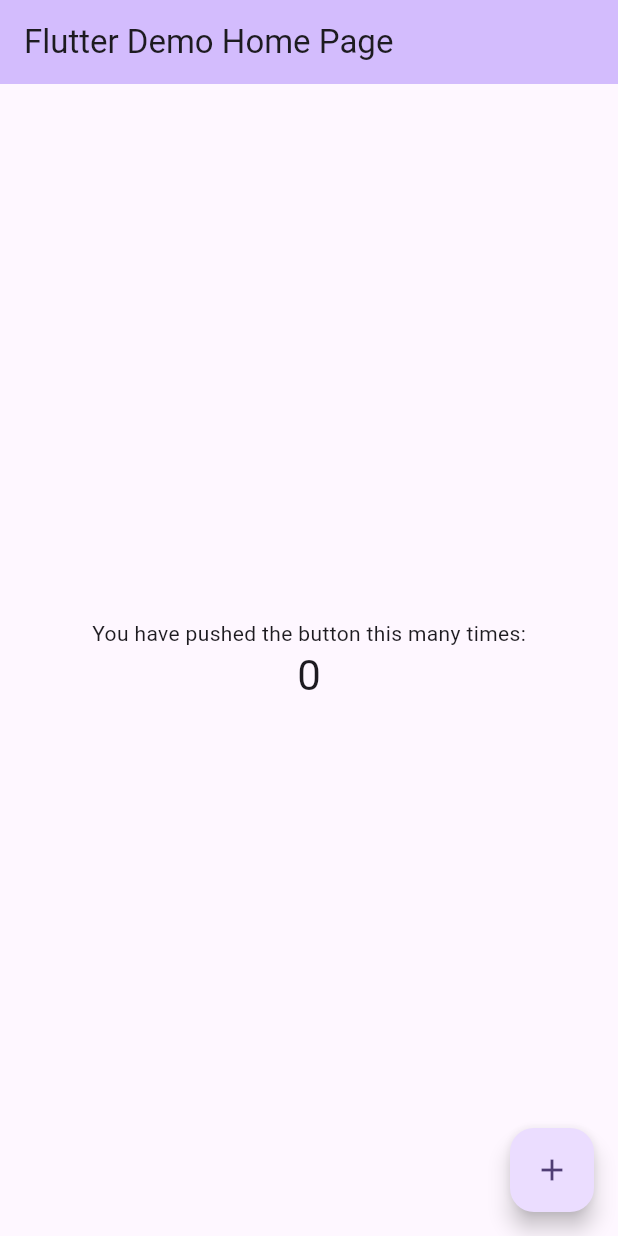
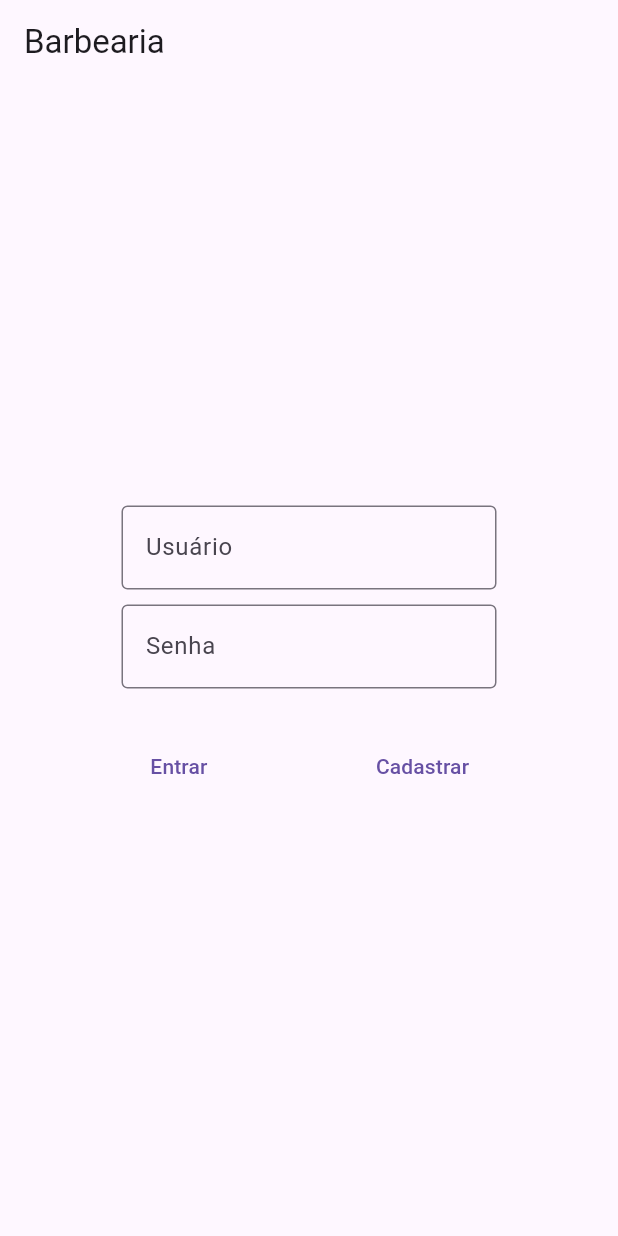
Before and after one commit to elisiosantos/Barbearia---Flutter, a Flutter app: the screen it shows after launch, on a phone screen of 412 x 824 dp. Run offline on Flutter 3.47's test engine with Material 3 defaults, Android fonts, the phone set to English and light mode, and no system bars.

Commit message:
Pagian login completa e home

```diff
--- a/lib/main.dart
+++ b/lib/main.dart
@@ -1,125 +1,74 @@
+import 'package:barbearia/Home.dart';
 import 'package:flutter/material.dart';
+ // Importe sua página home.dart
 
-void main() {
-  runApp(const MyApp());
-}
+void main() => runApp(MyApp());
 
 class MyApp extends StatelessWidget {
-  const MyApp({super.key});
-
-  // This widget is the root of your application.
   @override
   Widget build(BuildContext context) {
     return MaterialApp(
-      title: 'Flutter Demo',
-      theme: ThemeData(
-        // This is the theme of your application.
-        //
-        // TRY THIS: Try running your application with "flutter run". You'll see
-        // the application has a purple toolbar. Then, without quitting the app,
-        // try changing the seedColor in the colorScheme below to Colors.green
-        // and then invoke "hot reload" (save your changes or press the "hot
-        // reload" button in a Flutter-supported IDE, or press "r" if you used
-        // the command line to start the app).
-        //
-        // Notice that the counter didn't reset back to zero; the application
-        // state is not lost during the reload. To reset the state, use hot
-        // restart instead.
-        //
-        // This works for code too, not just values: Most code changes can be
-        // tested with just a hot reload.
-        colorScheme: ColorScheme.fromSeed(seedColor: Colors.deepPurple),
-        useMaterial3: true,
-      ),
-      home: const MyHomePage(title: 'Flutter Demo Home Page'),
+      home: LoginScreen(),
     );
   }
 }
 
-class MyHomePage extends StatefulWidget {
-  const MyHomePage({super.key, required this.title});
-
-  // This widget is the home page of your application. It is stateful, meaning
-  // that it has a State object (defined below) that contains fields that affect
-  // how it looks.
-
-  // This class is the configuration for the state. It holds the values (in this
-  // case the title) provided by the parent (in this case the App widget) and
-  // used by the build method of the State. Fields in a Widget subclass are
-  // always marked "final".
-
-  final String title;
-
-  @override
-  State<MyHomePage> createState() => _MyHomePageState();
-}
-
-class _MyHomePageState extends State<MyHomePage> {
-  int _counter = 0;
-
-  void _incrementCounter() {
-    setState(() {
-      // This call to setState tells the Flutter framework that something has
-      // changed in this State, which causes it to rerun the build method below
-      // so that the display can reflect the updated values. If we changed
-      // _counter without calling setState(), then the build method would not be
-      // called again, and so nothing would appear to happen.
-      _counter++;
-    });
-  }
-
+class LoginScreen extends StatelessWidget {
   @override
   Widget build(BuildContext context) {
-    // This method is rerun every time setState is called, for instance as done
-    // by the _incrementCounter method above.
-    //
-    // The Flutter framework has been optimized to make rerunning build methods
-    // fast, so that you can just rebuild anything that needs updating rather
-    // than having to individually change instances of widgets.
     return Scaffold(
       appBar: AppBar(
-        // TRY THIS: Try changing the color here to a specific color (to
-        // Colors.amber, perhaps?) and trigger a hot reload to see the AppBar
-        // change color while the other colors stay the same.
-        backgroundColor: Theme.of(context).colorScheme.inversePrimary,
-        // Here we take the value from the MyHomePage object that was created by
-        // the App.build method, and use it to set our appbar title.
-        title: Text(widget.title),
+        title: Text('Barbearia'),
       ),
       body: Center(
-        // Center is a layout widget. It takes a single child and positions it
-        // in the middle of the parent.
         child: Column(
-          // Column is also a layout widget. It takes a list of children and
-          // arranges them vertically. By default, it sizes itself to fit its
-          // children horizontally, and tries to be as tall as its parent.
-          //
-          // Column has various properties to control how it sizes itself and
-          // how it positions its children. Here we use mainAxisAlignment to
-          // center the children vertically; the main axis here is the vertical
-          // axis because Columns are vertical (the cross axis would be
-          // horizontal).
-          //
-          // TRY THIS: Invoke "debug painting" (choose the "Toggle Debug Paint"
-          // action in the IDE, or press "p" in the console), to see the
-          // wireframe for each widget.
           mainAxisAlignment: MainAxisAlignment.center,
           children: <Widget>[
-            const Text(
-              'You have pushed the button this many times:',
+            Container(
+              width: 250, // Defina a largura desejada para o TextField
+              child: TextField(
+                decoration: InputDecoration(
+                  border: OutlineInputBorder(),
+                  hintText: 'Usuário',
+                ),
+              ),
             ),
-            Text(
-              '$_counter',
-              style: Theme.of(context).textTheme.headlineMedium,
+            SizedBox(height: 10),
+            Container(
+              width: 250, // Defina a largura desejada para o TextField
+              child: TextField(
+                decoration: InputDecoration(
+                  border: OutlineInputBorder(),
+                  hintText: 'Senha',
+                ),
+              ),
             ),
+            SizedBox(height: 20),
+            ButtonBar(
+              alignment: MainAxisAlignment.spaceEvenly,
+              children: <Widget>[
+                TextButton(
+                  child: const Text('Entrar'),
+                  onPressed: () {
+                    _navigateToHome(
+                        context); // Chamar a função de navegação ao pressionar o botão "Entrar"
+                  },
+                ),
+                TextButton(child: const Text('Cadastrar'), onPressed: () {}),
+              ],
+            )
           ],
         ),
       ),
-      floatingActionButton: FloatingActionButton(
-        onPressed: _incrementCounter,
-        tooltip: 'Increment',
-        child: const Icon(Icons.add),
-      ), // This trailing comma makes auto-formatting nicer for build methods.
     );
   }
+
+  // Função para navegar para a página home.dart
+  void _navigateToHome(BuildContext context) {
+    Navigator.push(
+        context,
+        MaterialPageRoute(
+            builder: (context) =>
+                Home())); // Substitua HomeScreen() pelo nome da sua cl
+  }
 }
```
Also changed, not shown: lib/Home.dart (added, +179 -0 lines), lib/logo1.jpg (added), 1 other file.
